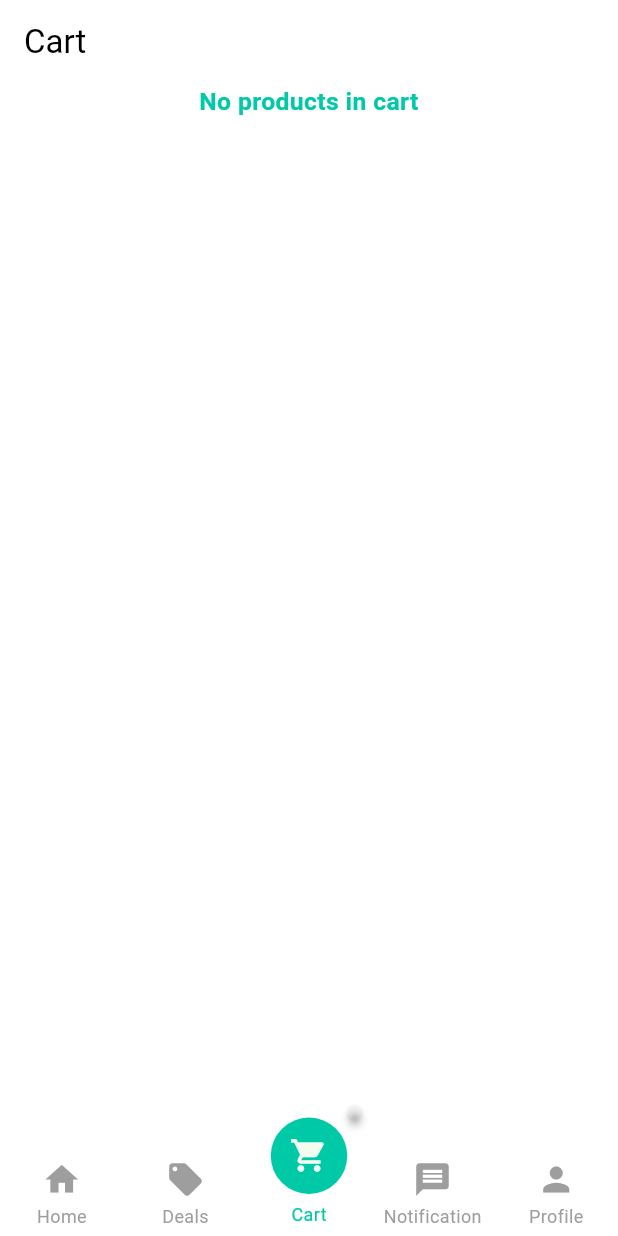
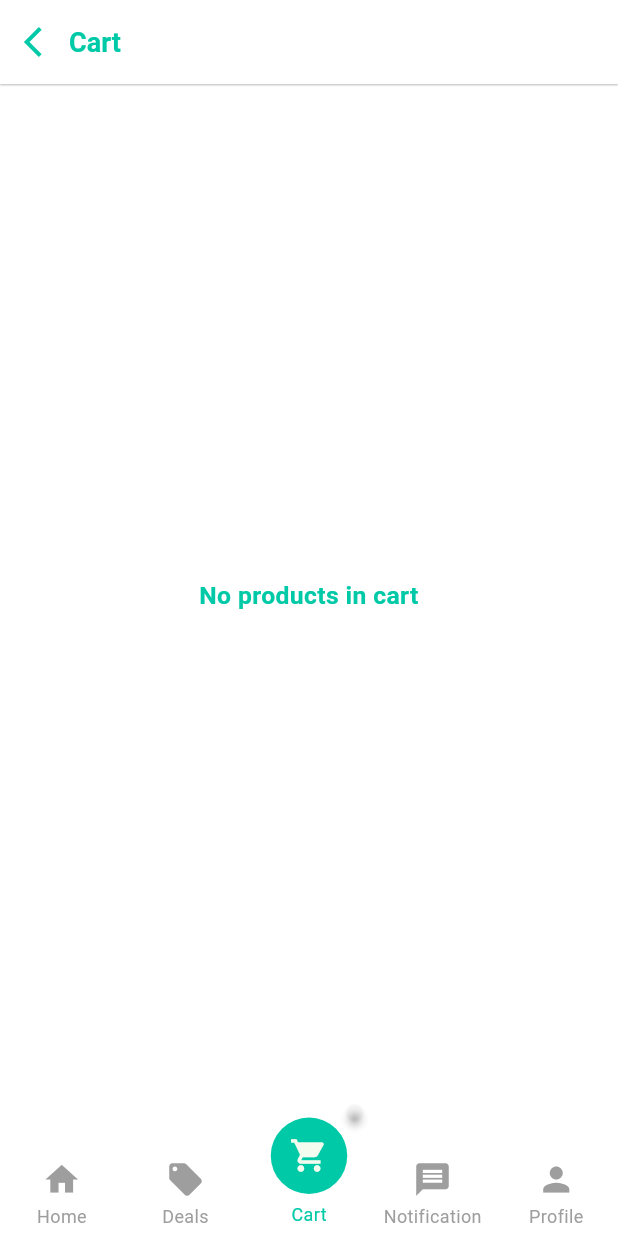
Before and after one commit to farhansadikgalib/flutter-ecommerce, a Flutter app: the screen it shows after launch, item 3 of the bottom bar chosen, on a phone screen of 412 x 824 dp. Run offline on Flutter 3.47's test engine with Material 3 defaults, Android fonts, the phone set to English and light mode, and no system bars; drawn by our look-alikes of badges, persistent_bottom_nav_bar; our stand-ins replace cached_network_image, carousel_indicator, carousel_slider, connectivity_plus, dio, easy_debounce and 10 more; missing offline and left inert: any_image_view, dynamic_height_grid_view, flutter_gallery_3d, shared_value.

Commit message:
Refactor CartView to use global app bar and improve layout for empty cart message

```diff
--- a/lib/app/modules/cart/views/cart_view.dart
+++ b/lib/app/modules/cart/views/cart_view.dart
@@ -4,6 +4,7 @@ import 'package:flutter_screenutil/flutter_screenutil.dart';
 import 'package:font_awesome_flutter/font_awesome_flutter.dart';
 import 'package:get/get.dart';
 import 'package:turi/app/core/base/base_view.dart';
+import 'package:turi/app/core/widget/global_appbar.dart';
 import 'package:turi/app/routes/app_pages.dart';
 import '../../../core/config/app_config.dart';
 import '../../../core/style/app_colors.dart';
@@ -13,13 +14,7 @@ import '../controllers/cart_controller.dart';
 class CartView extends BaseView<CartController> {
   @override
   PreferredSizeWidget? appBar(BuildContext context) {
-    return AppBar(
-      title: const Text('Cart', style: TextStyle(color: Colors.black)),
-      centerTitle: false,
-      backgroundColor: Colors.transparent,
-      elevation: 0,
-      iconTheme: const IconThemeData(color: Colors.black),
-    );
+    return globalAppBar(context, 'Cart');
   }
 
   @override
@@ -37,8 +32,8 @@ class CartView extends BaseView<CartController> {
               BoxShadow(
                 color: Colors.grey.withOpacity(0.2),
                 spreadRadius: 1,
-                blurRadius: 5,
-                offset: const Offset(0, 3),
+                blurRadius: 3,
+                offset: const Offset(0, 2),
               ),
             ],
           ),
@@ -92,7 +87,7 @@ class CartView extends BaseView<CartController> {
 
     return ListView(
       physics: AlwaysScrollableScrollPhysics(),
-      padding: EdgeInsets.only(bottom: Get.height / 3),
+      padding: EdgeInsets.only(bottom: Get.height / 3,),
       children: [
         Obx(
           () => ListView.builder(
@@ -119,7 +114,7 @@ class CartView extends BaseView<CartController> {
                   Get.find<HomeController>().homeElements.refresh();
                 },
                 child: Container(
-                  margin: REdgeInsets.only(bottom: 4),
+                  margin: REdgeInsets.only(bottom: 6),
                   padding: REdgeInsets.all(8),
                   decoration: BoxDecoration(
                     color: Colors.white,
@@ -127,9 +122,8 @@ class CartView extends BaseView<CartController> {
                     boxShadow: [
                       BoxShadow(
                         color: Colors.grey.withOpacity(0.2),
-                        spreadRadius: 1,
-                        blurRadius: 5,
-                        offset: const Offset(0, 3),
+                        blurRadius: 1,
+                        offset: const Offset(0, 1),
                       ),
                     ],
                   ),
@@ -196,7 +190,7 @@ class CartView extends BaseView<CartController> {
                                 boxShadow: [
                                   BoxShadow(
                                     color: Colors.black.withOpacity(0.2),
-                                    blurRadius: 2,
+                                    blurRadius: 1,
                                     offset: Offset(0, 1),
                                     // changes position of shadow
                                   ),
@@ -240,7 +234,7 @@ class CartView extends BaseView<CartController> {
                                 boxShadow: [
                                   BoxShadow(
                                     color: Colors.black.withOpacity(0.2),
-                                    blurRadius: 2,
+                                    blurRadius: 1,
                                     offset: Offset(0, 1),
                                     // changes position of shadow
                                   ),
@@ -264,9 +258,10 @@ class CartView extends BaseView<CartController> {
         ),
 
         if (Get.find<HomeController>().cartCount.value == 0)
-          SizedBox(
-            height: Get.height / 2.5,
-            child: Text(
+          Column(
+            children: [
+              SizedBox(height: Get.height/2.5,),
+              Text(
                 'No products in cart',
                 textAlign: TextAlign.center,
                 style: TextStyle(
@@ -275,7 +270,10 @@ class CartView extends BaseView<CartController> {
                   color: AppColors.primaryColor,
                 ),
               ),
-          ),
+            ],
+          )
+
+
       ],
     );
   }
```
Lines whose indentation alone changed are shown as unchanged.
